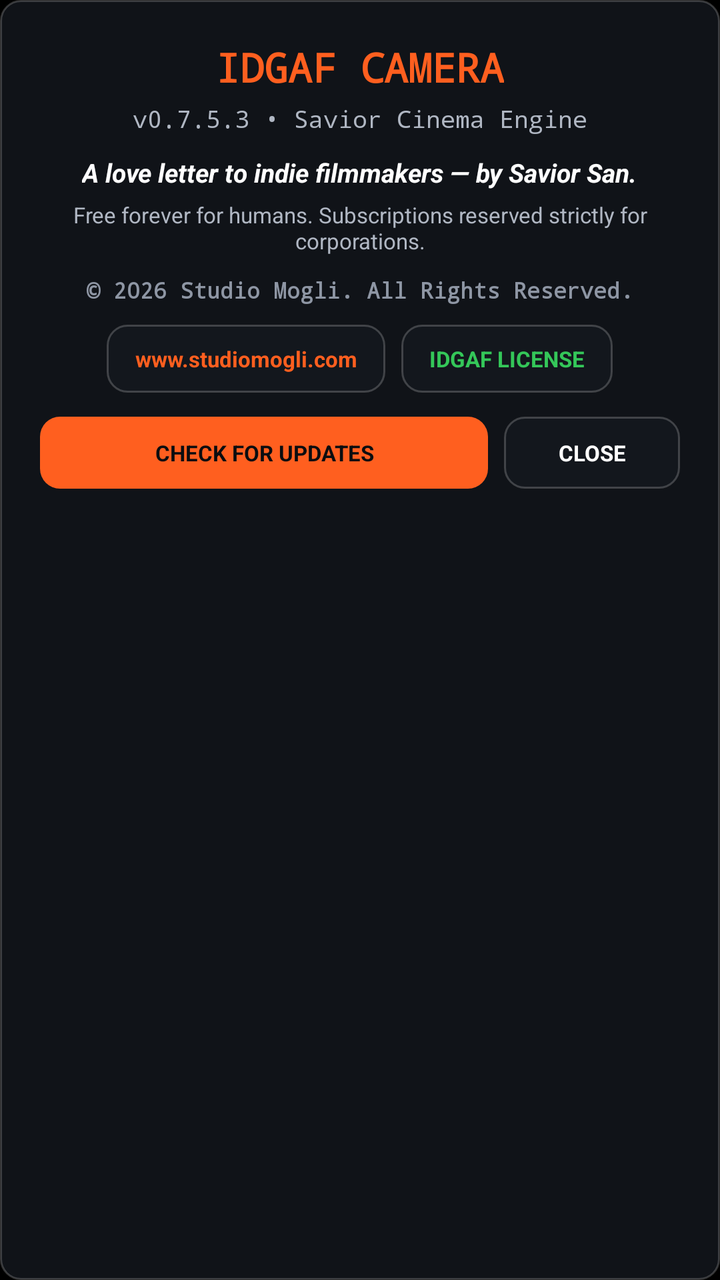
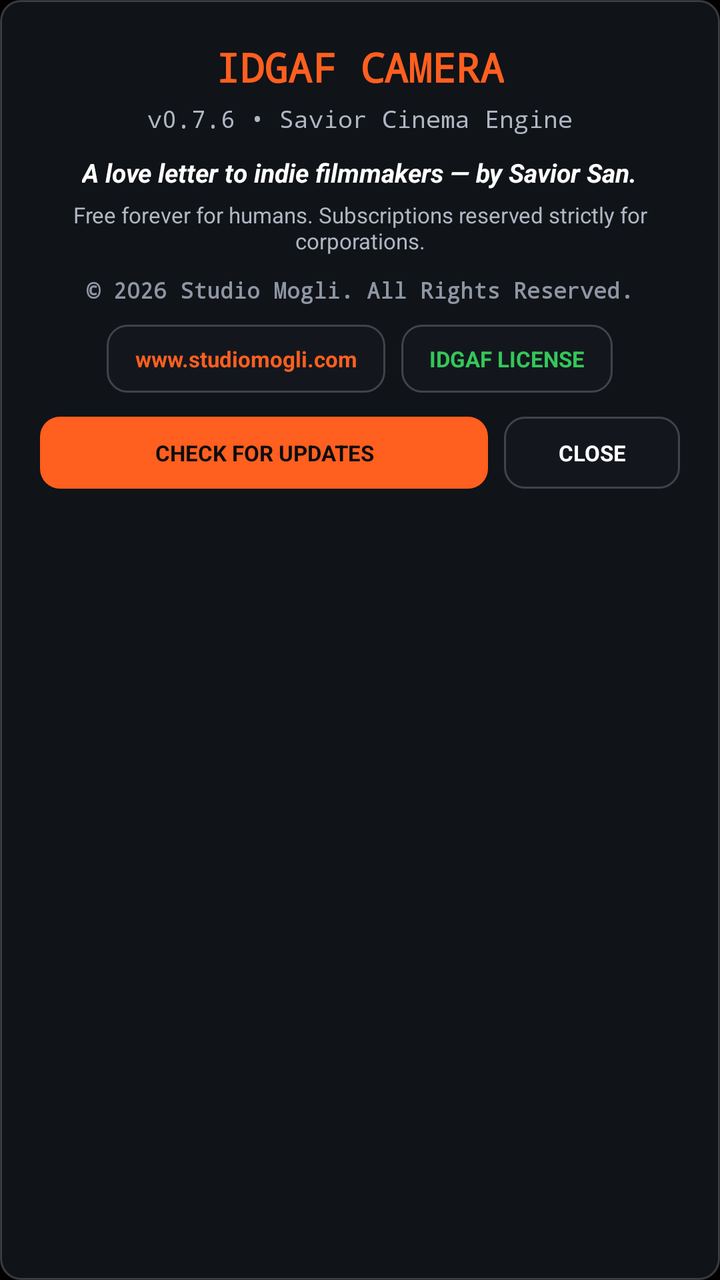

Two renders of the same Android screen: before a commit and after it. Below are the layout's source before the change and the commit's diff.
<!-- AndroidManifest.xml: application theme Theme.IdgafCamera -->
<!-- res/layout/dialog_credits.xml -->
<?xml version="1.0" encoding="utf-8"?>
<LinearLayout xmlns:android="http://schemas.android.com/apk/res/android"
    android:layout_width="match_parent"
    android:layout_height="wrap_content"
    android:background="@drawable/bg_hud_pill"
    android:gravity="center_horizontal"
    android:orientation="vertical"
    android:padding="20dp">

    <TextView
        android:layout_width="wrap_content"
        android:layout_height="wrap_content"
        android:fontFamily="monospace"
        android:text="IDGAF CAMERA"
        android:textColor="#FF5F1F"
        android:textSize="20sp"
        android:textStyle="bold" />

    <TextView
        android:id="@+id/txtCreditsVersion"
        android:layout_width="wrap_content"
        android:layout_height="wrap_content"
        android:layout_marginTop="4dp"
        android:fontFamily="monospace"
        android:text="v0.7.5.3 • Savior Cinema Engine"
        android:textColor="#B0B7C3"
        android:textSize="12sp" />

    <TextView
        android:layout_width="wrap_content"
        android:layout_height="wrap_content"
        android:layout_marginTop="10dp"
        android:gravity="center"
        android:text="A love letter to indie filmmakers — by Savior San."
        android:textColor="#FFFFFF"
        android:textSize="13sp"
        android:textStyle="bold|italic" />

    <TextView
        android:layout_width="wrap_content"
        android:layout_height="wrap_content"
        android:layout_marginTop="5dp"
        android:gravity="center"
        android:text="Free forever for humans. Subscriptions reserved strictly for corporations."
        android:textColor="#B0B7C3"
        android:textSize="11sp" />

    <TextView
        android:layout_width="wrap_content"
        android:layout_height="wrap_content"
        android:layout_marginTop="10dp"
        android:fontFamily="monospace"
        android:text="© 2026 Studio Mogli. All Rights Reserved."
        android:textColor="#8E96A4"
        android:textSize="11sp"
        android:textStyle="bold" />

    <LinearLayout
        android:layout_width="wrap_content"
        android:layout_height="wrap_content"
        android:layout_marginTop="10dp"
        android:gravity="center"
        android:orientation="horizontal">

        <TextView
            android:id="@+id/btnCreditsWebsite"
            android:layout_width="wrap_content"
            android:layout_height="34dp"
            android:layout_marginEnd="8dp"
            android:background="@drawable/bg_hud_pill"
            android:gravity="center"
            android:paddingStart="14dp"
            android:paddingEnd="14dp"
            android:text="www.studiomogli.com"
            android:textColor="#FF5F1F"
            android:textSize="11sp"
            android:textStyle="bold" />

        <TextView
            android:id="@+id/btnCreditsLicense"
            android:layout_width="wrap_content"
            android:layout_height="34dp"
            android:background="@drawable/bg_hud_pill"
            android:gravity="center"
            android:paddingStart="14dp"
            android:paddingEnd="14dp"
            android:text="IDGAF LICENSE"
            android:textColor="#34C759"
            android:textSize="11sp"
            android:textStyle="bold" />
    </LinearLayout>

    <LinearLayout
        android:layout_width="match_parent"
        android:layout_height="wrap_content"
        android:layout_marginTop="12dp"
        android:gravity="center"
        android:orientation="horizontal">

        <TextView
            android:id="@+id/btnCreditsCheckUpdate"
            android:layout_width="0dp"
            android:layout_height="36dp"
            android:layout_marginEnd="8dp"
            android:layout_weight="1"
            android:background="@drawable/bg_lens_active"
            android:gravity="center"
            android:text="CHECK FOR UPDATES"
            android:textColor="#0B0D10"
            android:textSize="11sp"
            android:textStyle="bold" />

        <TextView
            android:id="@+id/btnCreditsClose"
            android:layout_width="88dp"
            android:layout_height="36dp"
            android:background="@drawable/bg_hud_pill"
            android:gravity="center"
            android:text="CLOSE"
            android:textColor="#FFFFFF"
            android:textSize="11sp"
            android:textStyle="bold" />
    </LinearLayout>

</LinearLayout>
<!-- resources referenced by this layout -->
<resources>
  <!-- drawable bg_hud_pill (drawable) -->
  <?xml version="1.0" encoding="utf-8"?>
  <shape xmlns:android="http://schemas.android.com/apk/res/android" android:shape="rectangle">
      <solid android:color="#CC14181F" />
      <stroke android:width="1dp" android:color="#33FFFFFF" />
      <corners android:radius="10dp" />
  </shape>
  <!-- drawable bg_lens_active (drawable) -->
  <?xml version="1.0" encoding="utf-8"?>
  <shape xmlns:android="http://schemas.android.com/apk/res/android" android:shape="rectangle">
      <solid android:color="#FF5F1F" />
      <corners android:radius="10dp" />
  </shape>
  <style name="Theme.IdgafCamera" parent="Theme.MaterialComponents.DayNight.NoActionBar">
          <item name="android:statusBarColor">#000000</item>
          <item name="android:navigationBarColor">#000000</item>
          <item name="android:windowBackground">#000000</item>
          <item name="android:windowFullscreen">true</item>
      </style>
</resources>

<!-- the commit's change to res/layout/dialog_credits.xml (unified diff, before → after) -->
@@ -22,7 +22,7 @@
         android:layout_height="wrap_content"
         android:layout_marginTop="4dp"
         android:fontFamily="monospace"
-        android:text="v0.7.5.3 • Savior Cinema Engine"
+        android:text="v0.7.6 • Savior Cinema Engine"
         android:textColor="#B0B7C3"
         android:textSize="12sp" />
 
